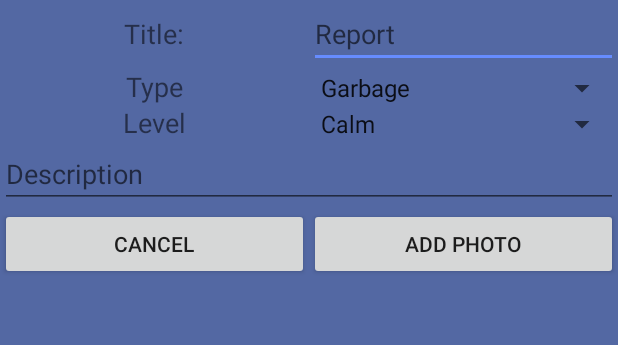
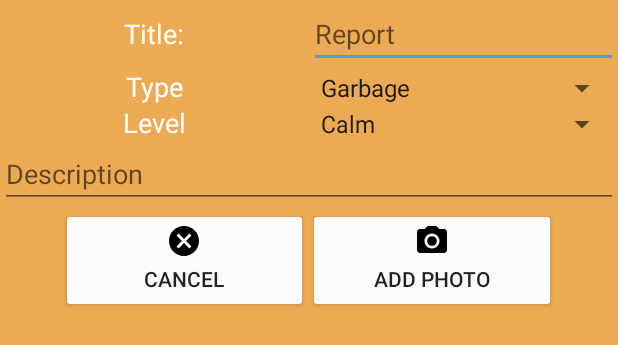
Before and after one commit to Huvok/Dequ, an Android app: the layout report_dialog_layout.xml on its own in the app's theme, with its tools: preview values and no code run, on a phone screen of 412 x 824 dp. Shown: the top 345 px of the screen. Run offline under Robolectric (Android 15) with nearby library versions, the phone set to English and light mode, and no system bars.

Commit message:
Major UI changes.

```diff
--- a/Dequ/app/src/main/java/sunfire/dequ/MainActivity.java
+++ b/Dequ/app/src/main/java/sunfire/dequ/MainActivity.java
@@ -30,6 +30,7 @@ import android.util.Base64;
 import android.util.Log;
 import android.view.MenuItem;
 import android.view.View;
+import android.view.WindowManager;
 import android.widget.Button;
 import android.widget.EditText;
 import android.widget.ImageButton;
@@ -201,6 +202,8 @@ public class MainActivity
 
     //------------------------------------------------------------------------------------------------------------------
     //                                                      //METHODS
+
+
     @Override
     protected void onCreate(Bundle savedInstanceState) {
         super.onCreate(savedInstanceState);
--- /dev/null
+++ b/Dequ/app/src/main/res/drawable/blue_button_off.xml
@@ -0,0 +1,4 @@
+<?xml version="1.0" encoding="utf-8"?>
+<selector xmlns:android="http://schemas.android.com/apk/res/android">
+    <item android:drawable="@color/anotherColor"> </item>
+</selector>
--- /dev/null
+++ b/Dequ/app/src/main/res/drawable/ic_camera_alt_black_24px.xml
@@ -0,0 +1,12 @@
+<vector xmlns:android="http://schemas.android.com/apk/res/android"
+        android:width="24dp"
+        android:height="24dp"
+        android:viewportWidth="24.0"
+        android:viewportHeight="24.0">
+    <path
+        android:pathData="M12,12m-3.2,0a3.2,3.2 0,1 1,6.4 0a3.2,3.2 0,1 1,-6.4 0"
+        android:fillColor="#000000"/>
+    <path
+        android:pathData="M9,2L7.17,4L4,4c-1.1,0 -2,0.9 -2,2v12c0,1.1 0.9,2 2,2h16c1.1,0 2,-0.9 2,-2L22,6c0,-1.1 -0.9,-2 -2,-2h-3.17L15,2L9,2zM12,17c-2.76,0 -5,-2.24 -5,-5s2.24,-5 5,-5 5,2.24 5,5 -2.24,5 -5,5z"
+        android:fillColor="#000000"/>
+</vector>
--- /dev/null
+++ b/Dequ/app/src/main/res/drawable/ic_event_calendar.xml
@@ -0,0 +1,4 @@
+<vector android:height="24dp" android:viewportHeight="612.0"
+    android:viewportWidth="612.0" android:width="24dp" xmlns:android="http://schemas.android.com/apk/res/android">
+    <path android:fillColor="#FF000000" android:pathData="M573.8,76.5h-76.5V0h-76.5v76.5h-76.5V0h-76.5v76.5h-76.5V0h-76.5v76.5h-76.5C17.1,76.5 0,93.6 0,114.8v459C0,594.9 17.1,612 38.3,612h535.5c21.1,0 38.3,-17.1 38.3,-38.3v-459C612,93.6 594.9,76.5 573.8,76.5zM535.5,535.5h-459V153h38.3v38.3h76.5V153h76.5v38.3h76.5V153h76.5v38.3h76.5V153h38.3V535.5z"/>
+</vector>
--- a/Dequ/app/src/main/res/layout/report_dialog_layout.xml
+++ b/Dequ/app/src/main/res/layout/report_dialog_layout.xml
@@ -19,7 +19,8 @@
             android:layout_weight=".5"
             android:gravity="center"
             android:text="@string/report_title_text"
-            android:textSize="18dp"/>
+            android:textSize="18dp"
+            android:textColor="@android:color/white"/>
 
         <EditText
             android:id="@+id/edTxtReportTitle"
@@ -45,7 +46,8 @@
             android:layout_weight=".5"
             android:gravity="center"
             android:text="@string/report_type_text_view"
-            android:textSize="18dp"/>
+            android:textSize="18dp"
+            android:textColor="@android:color/white"/>
 
         <Spinner
             android:id="@+id/spinnerReportType"
@@ -69,7 +71,8 @@
             android:layout_weight=".5"
             android:gravity="center"
             android:text="@string/report_level_text_view"
-            android:textSize="18dp"/>
+            android:textSize="18dp"
+            android:textColor="@android:color/white"/>
 
         <Spinner
             android:id="@+id/spinnerReportLevel"
@@ -92,22 +95,33 @@
     <LinearLayout xmlns:android="http://schemas.android.com/apk/res/android"
                   android:orientation="horizontal"
                   android:layout_width="match_parent"
-                  android:layout_height="wrap_content"
+                  android:layout_height="70dp"
                   android:weightSum="1">
-
+        <TextView
+            android:layout_width="0dp"
+            android:layout_height="match_parent"
+            android:layout_weight=".1"/>
         <Button
             android:id="@+id/btnCancelReport"
             android:layout_width="0dp"
             android:layout_height="match_parent"
-            android:layout_weight=".5"
-            android:text="@string/cancel_button"/>
+            android:layout_weight=".4"
+            android:text="@string/cancel_button"
+            android:drawableTop="@drawable/ic_cancel_black_24px"
+            android:backgroundTint="@color/cancelColor"/>
 
         <Button
             android:id="@+id/btnChooseImage"
             android:layout_width="0dp"
             android:layout_height="match_parent"
-            android:layout_weight=".5"
-            android:text="@string/take_photo_button"/>
+            android:layout_weight=".4"
+            android:text="@string/take_photo_button"
+            android:drawableTop="@drawable/ic_camera_alt_black_24px"
+            android:backgroundTint="@color/cancelColor"/>/>
+        <TextView
+            android:layout_width="0dp"
+            android:layout_height="match_parent"
+            android:layout_weight=".1"/>
     </LinearLayout>
 
 
--- a/Dequ/app/src/main/res/values/colors.xml
+++ b/Dequ/app/src/main/res/values/colors.xml
@@ -4,9 +4,11 @@
     <color name="colorPrimaryDark">#303F9F</color>
     <color name="colorAccent">#FF4081</color>
     <color name="emeraldColor">#f8ffcc</color>
-    <color name="watermelonColor">#7ff2473f</color>
+    <color name="watermelonColor">#f2473f</color>
     <color name="emeraldcolor">#019875</color>
-    <color name="tryColor">#5368a3</color>
+    <color name="tryColor">#edaa55</color>
     <color name="anotherColor">#4086A3</color>
     <color name="trytwoColor">#BED8D4</color>
+    <color name="btnColor">#cecc3d</color>
+    <color name="cancelColor">#fcfcfc</color>
 </resources>
```
Also changed, not shown: Dequ/app/src/main/AndroidManifest.xml (+20 -22 lines), Dequ/app/src/main/java/sunfire/dequ/SplashActivity.java (added, +26 -0 lines), Dequ/app/src/main/res/drawable/blue_button.xml (added, +7 -0 lines), Dequ/app/src/main/res/drawable/custom_button.xml (added, +19 -0 lines), Dequ/app/src/main/res/layout/activity_main.xml (+14 -10 lines), Dequ/app/src/main/res/layout/activity_report_info.xml (+20 -10 lines), Dequ/app/src/main/res/layout/activity_splash.xml (added, +20 -0 lines), Dequ/app/src/main/ic_launcher-web.png (added), Dequ/app/src/main/res/mipmap-hdpi/ic_launcher.png, Dequ/app/src/main/res/mipmap-mdpi/ic_launcher.png, Dequ/app/src/main/res/mipmap-xhdpi/ic_launcher.png, Dequ/app/src/main/res/mipmap-xxhdpi/ic_launcher.png, Dequ/app/src/main/res/mipmap-xxxhdpi/ic_launcher.png.
